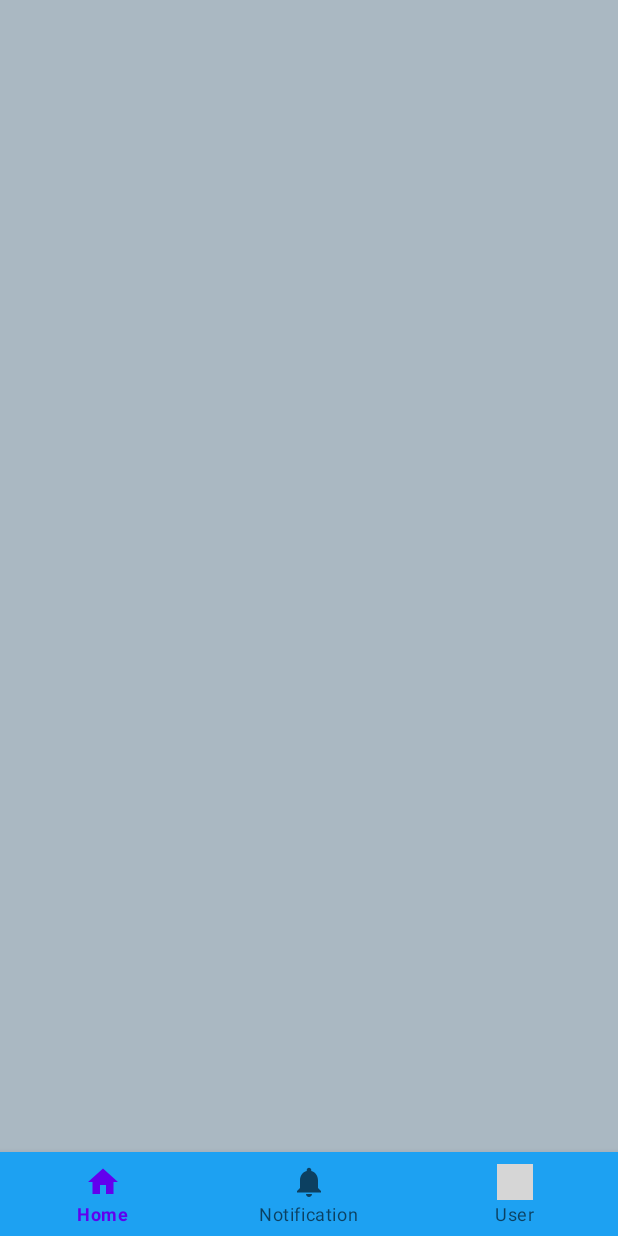
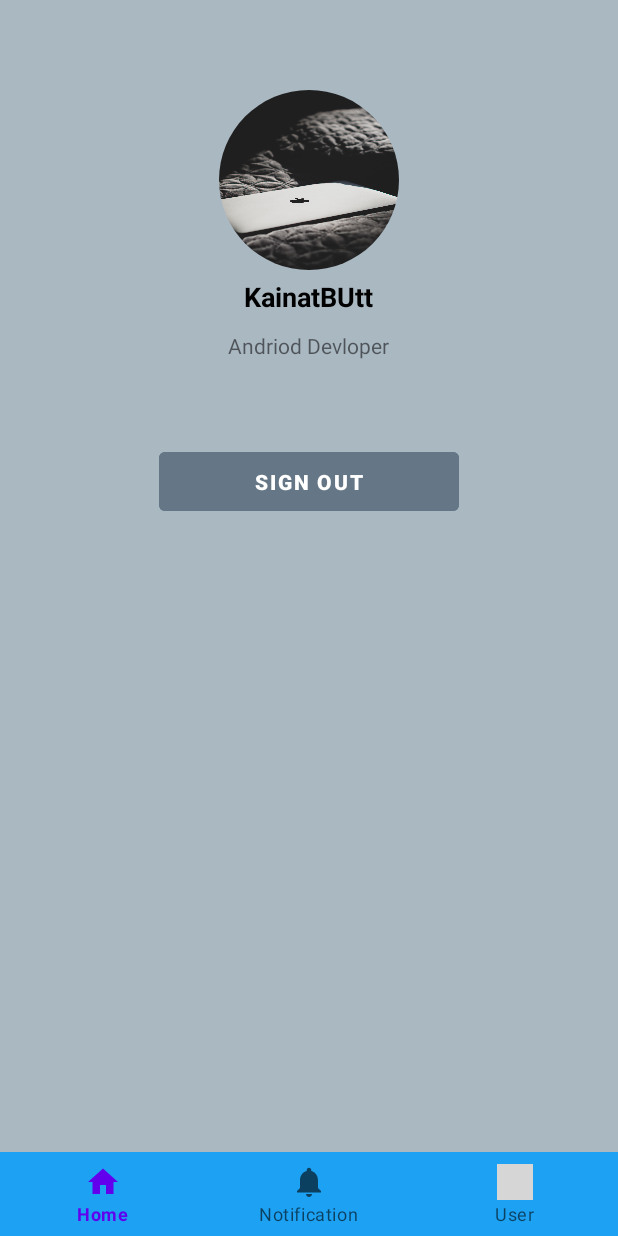
Before and after one commit to xahrakhaliqferoz/PickByClick, an Android app: the fragment UserFragment placed in its activity, on a phone screen of 412 x 824 dp. Run offline under Robolectric (Android 15) with nearby library versions, the light colour scheme and no system bars; our stand-ins replace CircleImageView, Firebase (no records; nobody signed in at launch, a user with empty details on screens opened directly); grey boxes are pictures that could not be loaded.

Commit message:
UI update

```diff
--- a/app/build.gradle
+++ b/app/build.gradle
@@ -41,4 +41,5 @@ dependencies {
     testImplementation 'junit:junit:4.13.2'
     androidTestImplementation 'androidx.test.ext:junit:1.1.5'
     androidTestImplementation 'androidx.test.espresso:espresso-core:3.5.1'
+    implementation 'de.hdodenhof:circleimageview:3.1.0'
 }
--- a/app/src/main/java/com/abidingtech/pick_by_click/SplashActivity.java
+++ b/app/src/main/java/com/abidingtech/pick_by_click/SplashActivity.java
@@ -29,7 +29,7 @@ public class SplashActivity extends AppCompatActivity {
             @Override
             public void run() {
 
-                if (FirebaseAuth.getInstance().getCurrentUser() != null) {
+                if (FirebaseAuth.getInstance().getCurrentUser() == null) {
                     Intent intent = new Intent(SplashActivity.this, SigninActivity.class);
                     startActivity(intent);
 
--- a/app/src/main/java/com/abidingtech/pick_by_click/UserFragment.java
+++ b/app/src/main/java/com/abidingtech/pick_by_click/UserFragment.java
@@ -10,11 +10,13 @@ import android.view.ViewGroup;
 import android.widget.Button;
 import android.widget.TextView;
 
+import com.abidingtech.pick_by_click.databinding.ActivityHomectivityBinding;
+import com.abidingtech.pick_by_click.databinding.FragmentUserBinding;
 import com.google.firebase.auth.FirebaseAuth;
 
 
 public class UserFragment extends Fragment {
-
+ FragmentUserBinding binding;
     public UserFragment() {
         // Required empty public constructor
 
@@ -35,6 +37,9 @@ public class UserFragment extends Fragment {
                              Bundle savedInstanceState) {
 
         // Inflate the layout for this fragment
-        return inflater.inflate(R.layout.fragment_user, container, false);
+        View view = inflater.inflate(R.layout.fragment_user, container, false);
+       binding=FragmentUserBinding.inflate(getLayoutInflater());
+
+        return  view;
     }
 }
--- /dev/null
+++ b/app/src/main/res/drawable/ic_baseline_logout_24.xml
@@ -0,0 +1,5 @@
+<vector android:autoMirrored="true" android:height="24dp"
+    android:tint="#14171A" android:viewportHeight="24"
+    android:viewportWidth="24" android:width="24dp" xmlns:android="http://schemas.android.com/apk/res/android">
+    <path android:fillColor="@android:color/white" android:pathData="M17,7l-1.41,1.41L18.17,11H8v2h10.17l-2.58,2.58L17,17l5,-5zM4,5h8V3H4c-1.1,0 -2,0.9 -2,2v14c0,1.1 0.9,2 2,2h8v-2H4V5z"/>
+</vector>
--- /dev/null
+++ b/app/src/main/res/drawable/ic_person_24.xml
@@ -0,0 +1,5 @@
+<vector android:height="24dp" android:tint="#FFFFFF"
+    android:viewportHeight="24" android:viewportWidth="24"
+    android:width="24dp" xmlns:android="http://schemas.android.com/apk/res/android">
+    <path android:fillColor="@android:color/white" android:pathData="M12,12c2.21,0 4,-1.79 4,-4s-1.79,-4 -4,-4 -4,1.79 -4,4 1.79,4 4,4zM12,14c-2.67,0 -8,1.34 -8,4v2h16v-2c0,-2.66 -5.33,-4 -8,-4z"/>
+</vector>
--- a/app/src/main/res/layout/fragment_user.xml
+++ b/app/src/main/res/layout/fragment_user.xml
@@ -1,11 +1,67 @@
 <?xml version="1.0" encoding="utf-8"?>
-<FrameLayout xmlns:android="http://schemas.android.com/apk/res/android"
+<RelativeLayout xmlns:android="http://schemas.android.com/apk/res/android"
     xmlns:tools="http://schemas.android.com/tools"
     android:layout_width="match_parent"
     android:layout_height="match_parent"
     android:background="#AAB8C2"
     tools:context=".UserFragment">
 
+    <de.hdodenhof.circleimageview.CircleImageView
+
+        android:id="@+id/imageviewProfile"
+        android:layout_width="120dp"
+        android:layout_height="120dp"
+        android:src="@drawable/profile"
+        android:layout_centerHorizontal="true"
+        android:layout_marginTop="60dp"
+        />
+    <TextView
+        android:id="@+id/title"
+        android:layout_width="wrap_content"
+        android:layout_height="wrap_content"
+        android:text="KainatBUtt"
+        android:textColor="@color/black"
+        android:layout_below="@id/imageviewProfile"
+        android:layout_centerHorizontal="true"
+       android:textStyle="bold"
+        android:layout_margin="5dp"
+        android:textSize="18sp"
+        />
+    <TextView
+        android:id="@+id/description"
+        android:layout_width="wrap_content"
+        android:layout_height="wrap_content"
+        android:text="Andriod Devloper"
+        android:layout_below="@id/title"
+        android:layout_centerHorizontal="true"
+        android:layout_margin="5dp"
+        />
+    <LinearLayout
+        android:layout_width="match_parent"
+        android:layout_height="wrap_content"
+        android:orientation="horizontal"
+        android:layout_marginBottom="10dp"
+        android:layout_below="@+id/description"
+        android:layout_marginTop="30dp"
+        android:gravity="center">
+
+        <Button
+            android:id="@+id/btnSignIn"
+            android:layout_width="200dp"
+            android:layout_height="wrap_content"
+            android:gravity="center"
+            android:layout_gravity="center"
+            android:layout_margin="20dp"
+            android:layout_marginTop="10dp"
+            android:backgroundTint="#657786"
+            android:padding="10dp"
+            android:text="Sign OUt"
+            android:textColor="@color/white"
+            android:textStyle="bold" />
+
+    </LinearLayout>
 
 
-</FrameLayout>
+
+
+</RelativeLayout>
```
Also changed, not shown: app/src/main/res/drawable/profile.jpg (added).
